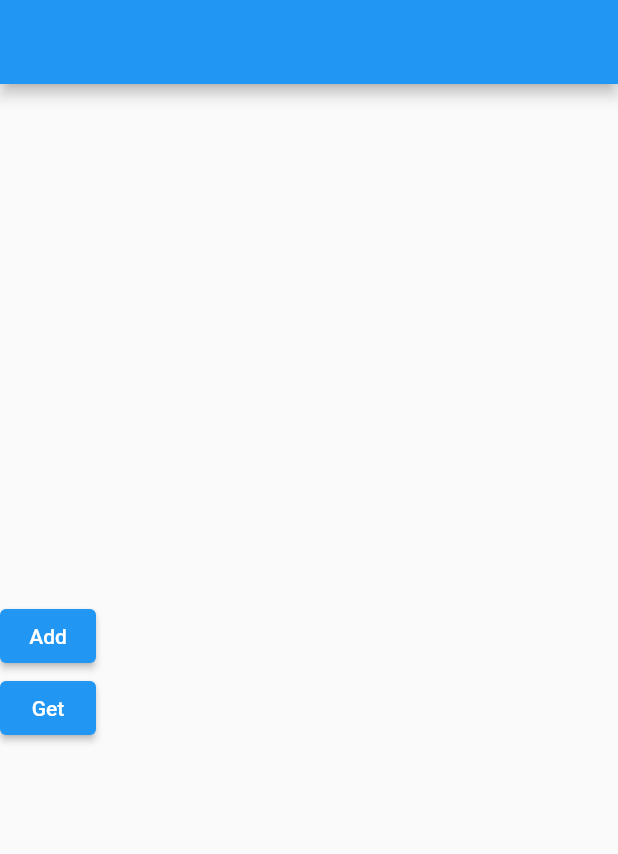
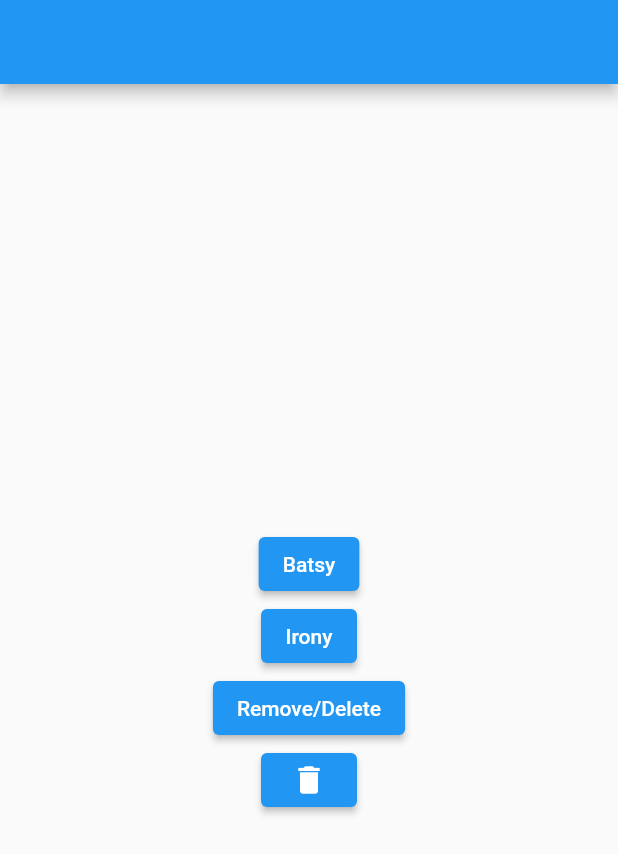
Before and after one commit to sahil078078/share_prefrences, a Flutter app: the screen it shows after launch, on a phone screen of 412 x 824 dp. Shown: the top 854 px of the screen. Run offline on Flutter 3.47's test engine with Material 2 defaults, Android fonts, the phone set to English and light mode, and no system bars; our stand-ins replace shared_preferences.

Commit message:
2-commit

```diff
--- /dev/null
+++ b/lib/21_4_2022/practice2/homescreen212.dart
@@ -0,0 +1,56 @@
+import 'package:flutter/material.dart';
+import 'package:share_prefrences/21_4_2022/practice2/practicesharepref212.dart';
+
+class HomeScreen212 extends StatefulWidget {
+  const HomeScreen212({Key? key}) : super(key: key);
+
+  @override
+  State<HomeScreen212> createState() => _HomeScreen212State();
+}
+
+class _HomeScreen212State extends State<HomeScreen212> {
+  @override
+  Widget build(BuildContext context) {
+    String nameValue = sharePref212obj.getName;
+    return Scaffold(
+      appBar: AppBar(),
+      body: Center(
+        child: Column(
+          mainAxisAlignment: MainAxisAlignment.center,
+          children: [
+            Text(nameValue),
+            ElevatedButton(
+              onPressed: () {
+                sharePref212obj.getName = "I am BatMan";
+                setState(() {});
+              },
+              child: const Text("Batsy"),
+            ),
+            ElevatedButton(
+              onPressed: () {
+                sharePref212obj.getName = "I am IronMan";
+                setState(() {});
+              },
+              child: const Text("Irony"),
+            ),
+            ElevatedButton(
+              onPressed: () {
+                sharePref212obj.remove();
+                setState(() {});
+              },
+              child: const Text('Remove/Delete'),
+            ),
+            ElevatedButton(
+              onPressed: () {
+                sharePref212obj.remove2().then((value) {
+                  setState(() {});
+                });
+              },
+              child: const Icon(Icons.delete),
+            ),
+          ],
+        ),
+      ),
+    );
+  }
+}
--- /dev/null
+++ b/lib/21_4_2022/practice2/practicesharepref212.dart
@@ -0,0 +1,26 @@
+import 'package:shared_preferences/shared_preferences.dart';
+
+class SharePref212 {
+  static late SharedPreferences _sharedPreferences;
+  // create a object of SharedPreferences BuildIn class
+
+  initialize212() async {
+    _sharedPreferences = await SharedPreferences.getInstance();
+  }
+
+  String get getName => _sharedPreferences.getString('Name') ?? "";
+  set getName(String value) {
+    _sharedPreferences.setString("Name", value);
+  }
+
+  remove() {
+    _sharedPreferences.remove('Name');
+  }
+
+  Future<bool> remove2() async {
+    bool removed = await _sharedPreferences.remove('Name');
+    return removed;
+  }
+}
+
+SharePref212 sharePref212obj = SharePref212();
--- a/lib/main.dart
+++ b/lib/main.dart
@@ -1,49 +1,16 @@
 import 'package:flutter/material.dart';
-import 'package:share_prefrences/shareprefrenceclass.dart';
+import '21_4_2022/practice1/homescreen1_1.dart';
+import '21_4_2022/practice1/practice1SharePref.dart';
+import '21_4_2022/practice2/homescreen212.dart';
+import '21_4_2022/practice2/practicesharepref212.dart';
 
 void main() async {
   WidgetsFlutterBinding.ensureInitialized();
-  await sharedPrefs.init();
+  await sharePref212obj.initialize212();
   runApp(
     const MaterialApp(
       debugShowCheckedModeBanner: false,
-      home: HomeScreen(),
+      home: HomeScreen212(),
     ),
   );
 }
-
-class HomeScreen extends StatefulWidget {
-  const HomeScreen({Key? key}) : super(key: key);
-
-  @override
-  State<HomeScreen> createState() => _HomeScreenState();
-}
-
-class _HomeScreenState extends State<HomeScreen> {
-  @override
-  Widget build(BuildContext context) {
-    return Scaffold(
-      appBar: AppBar(),
-      body: Column(
-        mainAxisAlignment: MainAxisAlignment.center,
-        children: [
-          Text(sharedPrefs.getName),
-          ElevatedButton(
-            onPressed: () {
-              sharedPrefs.getName = "Add";
-              setState(() {});
-            },
-            child: const Text('Add'),
-          ),
-          ElevatedButton(
-            onPressed: () {
-              sharedPrefs.getName = "Get";
-              setState(() {});
-            },
-            child: const Text('Get'),
-          ),
-        ],
-      ),
-    );
-  }
-}
```
Also changed, not shown: lib/20_4_2022/homescreen1.dart (added, +39 -0 lines), lib/21_4_2022/practice1/homescreen1_1.dart (added, +47 -0 lines), lib/21_4_2022/practice1/practice1SharePref.dart (added, +14 -0 lines), lib/20_4_2022/shareprefrenceclass.dart (renamed from lib/shareprefrenceclass.dart).
